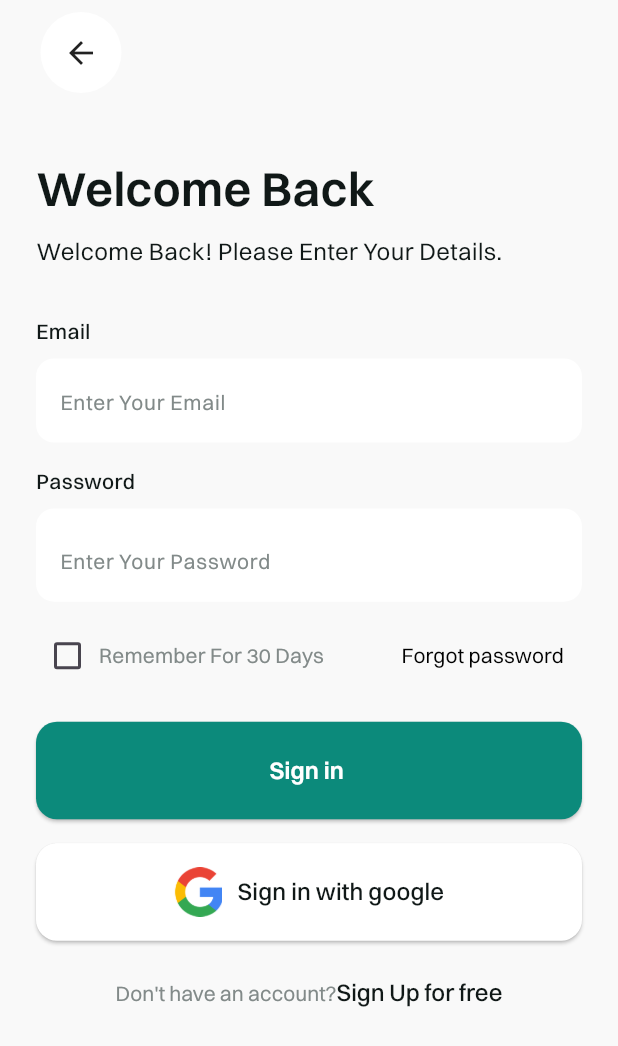
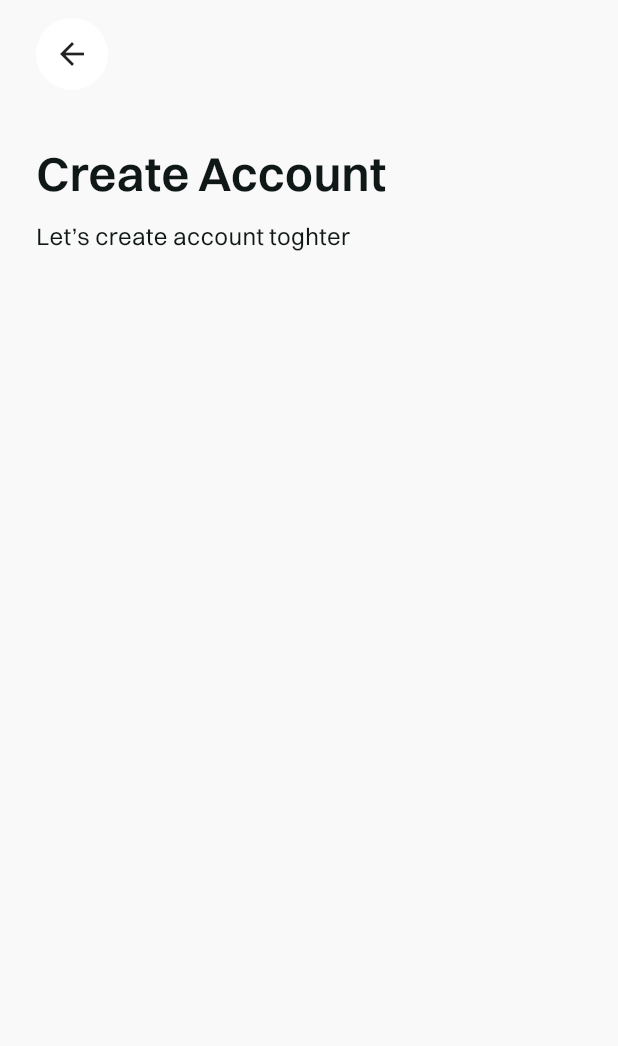
Before and after one commit to Esl4mx/Crafty_app, a Flutter app: the LoginView screen opened by its route, after a tap on an icon or button, on a phone screen of 412 x 824 dp. Shown: the top 1046 px of the screen. Run offline on Flutter 3.47's test engine with Material 3 defaults, Android fonts, the light colour scheme and no system bars; our stand-ins replace dots_indicator, shared_preferences; accounts and stored records are empty.

Commit message:
Add SignupView and related widgets, update CustomAppBar and LoginView
- Added `SignupView` and its associated body and form section widgets.
- Updated `CustomAppBar` to improve layout and spacing.
- Updated `LoginView` to include a back icon with a specified size.
- Modified `LoginViewBody` to include form validation and navigation to `SignupView`.
- Added `AuthViewHeader` for consistent header styling in authentication views.
- Updated `CustomTextFormField` to include a validator parameter.

```diff
--- a/lib/core/helper_functions/on_generate_routes.dart
+++ b/lib/core/helper_functions/on_generate_routes.dart
@@ -1,5 +1,6 @@
 import 'package:crafty_app/core/wigets/app_layout_views.dart';
 import 'package:crafty_app/features/auth/presntation/views/login_view.dart';
+import 'package:crafty_app/features/auth/presntation/views/signup_view.dart';
 import 'package:crafty_app/features/on_boarding/presntation/view/on_boarding_view.dart';
 import 'package:crafty_app/features/splash_screen/presentation/view/splash_view.dart';
 import 'package:flutter/material.dart';
@@ -18,7 +19,10 @@ Route<dynamic> onGenerateRoute(RouteSettings settings) {
       return MaterialPageRoute(
         builder: (context) => const LoginView(),
       );
-
+    case SignupView.routeName:
+      return MaterialPageRoute(
+        builder: (context) => const SignupView(),
+      );
     default:
       return MaterialPageRoute(builder: (_) => const Scaffold());
   }
--- a/lib/core/wigets/custom_app_bar.dart
+++ b/lib/core/wigets/custom_app_bar.dart
@@ -19,12 +19,15 @@ class CustomAppBar extends StatelessWidget implements PreferredSizeWidget {
   @override
   Widget build(BuildContext context) {
     return SafeArea(
-      child: Padding(
-        padding: const EdgeInsets.symmetric(
-            horizontal: kHorizontalPadding, vertical: 8),
       child: Row(
         children: [
-            CutomAppBarLeadingTrailing(onTap: leadingOnTap, child: leading),
+          Container(
+              margin: EdgeInsets.only(
+                top: 12,
+                left: 24,
+              ),
+              child: CutomAppBarLeadingTrailing(
+                  onTap: leadingOnTap, child: leading)),
           const Spacer(),
           title != null
               ? Text(title!, style: AppStyles.styleMedium24())
@@ -40,13 +43,12 @@ class CustomAppBar extends StatelessWidget implements PreferredSizeWidget {
                 ),
         ],
       ),
-      ),
     );
   }
 
   @override
   // TODO: implement preferredSize
-  Size get preferredSize => const Size(double.maxFinite, 70);
+  Size get preferredSize => const Size(double.maxFinite, 60);
 }
 
 class CutomAppBarLeadingTrailing extends StatelessWidget {
@@ -64,8 +66,9 @@ class CutomAppBarLeadingTrailing extends StatelessWidget {
     return GestureDetector(
       onTap: onTap,
       child: Container(
-        width: 60,
-        height: 60,
+        padding: const EdgeInsets.all(12),
+        // width: 60,
+        // height: 60,
         decoration:
             const BoxDecoration(color: Colors.white, shape: BoxShape.circle),
         child: child,
--- a/lib/core/wigets/custom_text_form_field.dart
+++ b/lib/core/wigets/custom_text_form_field.dart
@@ -8,13 +8,15 @@ class CustomTextFormField extends StatelessWidget {
       required this.hintText,
       this.isObscureText,
       this.keyboardType,
-      this.sufixx});
+      this.sufixx,
+      this.validator});
 
   final String title, hintText;
 
   final bool? isObscureText;
   final TextInputType? keyboardType;
   final Widget? sufixx;
+  final String? Function(String?)? validator;
 
   @override
   Widget build(BuildContext context) {
@@ -24,6 +26,7 @@ class CustomTextFormField extends StatelessWidget {
         Text(title, style: AppStyles.styleMedium14()),
         const SizedBox(height: 8),
         TextFormField(
+          validator: validator,
           keyboardType: keyboardType,
           obscureText: isObscureText ?? false,
           decoration: InputDecoration(
--- a/lib/features/auth/presntation/views/login_view.dart
+++ b/lib/features/auth/presntation/views/login_view.dart
@@ -15,7 +15,10 @@ class LoginView extends StatelessWidget {
         leadingOnTap: () {
           Navigator.pop(context);
         },
-        leading: const Icon(Icons.arrow_back),
+        leading: const Icon(
+          Icons.arrow_back,
+          size: 24,
+        ),
       ),
       body: const LoginViewBody(),
     );
--- /dev/null
+++ b/lib/features/auth/presntation/views/signup_view.dart
@@ -0,0 +1,20 @@
+import 'package:crafty_app/core/wigets/custom_app_bar.dart';
+import 'package:crafty_app/features/auth/presntation/views/widgets/signup_view_body.dart';
+import 'package:flutter/material.dart';
+
+class SignupView extends StatelessWidget {
+  const SignupView({super.key});
+
+  static const String routeName = 'signup';
+  @override
+  Widget build(BuildContext context) {
+    return Scaffold(
+      appBar: CustomAppBar(
+          leading: const Icon(Icons.arrow_back),
+          leadingOnTap: () {
+            Navigator.pop(context);
+          }),
+      body: const SignupViewBody(),
+    );
+  }
+}
--- a/lib/features/auth/presntation/views/widgets/login_view_header.dart
+++ b/lib/features/auth/presntation/views/widgets/auth_header.dart
@@ -1,9 +1,10 @@
 import 'package:crafty_app/core/utlis/app_styles.dart';
 import 'package:flutter/material.dart';
 
-class LoginViewHeader extends StatelessWidget {
-  const LoginViewHeader({super.key});
-
+class AuthViewHeader extends StatelessWidget {
+  const AuthViewHeader(
+      {super.key, required this.title, required this.subtitle});
+  final String title, subtitle;
   @override
   Widget build(BuildContext context) {
     return Padding(
@@ -12,14 +13,14 @@ class LoginViewHeader extends StatelessWidget {
         crossAxisAlignment: CrossAxisAlignment.start,
         children: [
           Text(
-            "Welcome Back",
+            title,
             style: AppStyles.styleSemiBold32(),
           ),
           const SizedBox(
             height: 8,
           ),
           Text(
-            "Welcome Back! Please Enter Your Details.",
+            subtitle,
             style: AppStyles.styleRegular16(),
           ),
         ],
--- a/lib/features/auth/presntation/views/widgets/login_view_body.dart
+++ b/lib/features/auth/presntation/views/widgets/login_view_body.dart
@@ -3,13 +3,34 @@ import 'package:crafty_app/core/utlis/app_images.dart';
 import 'package:crafty_app/core/utlis/app_styles.dart';
 import 'package:crafty_app/core/wigets/custom_button.dart';
 import 'package:crafty_app/core/wigets/custom_text_form_field.dart';
+import 'package:crafty_app/features/auth/presntation/views/signup_view.dart';
 import 'package:crafty_app/features/auth/presntation/views/widgets/check_box_section.dart';
 import 'package:crafty_app/features/auth/presntation/views/widgets/login_view_form_section.dart';
-import 'package:crafty_app/features/auth/presntation/views/widgets/login_view_header.dart';
+import 'package:crafty_app/features/auth/presntation/views/widgets/auth_header.dart';
 import 'package:flutter/material.dart';
 
-class LoginViewBody extends StatelessWidget {
+class LoginViewBody extends StatefulWidget {
   const LoginViewBody({super.key});
+
+  @override
+  State<LoginViewBody> createState() => _LoginViewBodyState();
+}
+
+class _LoginViewBodyState extends State<LoginViewBody> {
+  late GlobalKey<FormState> formKey;
+
+  @override
+  void initState() {
+    formKey = GlobalKey<FormState>();
+    super.initState();
+  }
+
+  @override
+  void dispose() {
+    formKey.currentState?.dispose();
+    super.dispose();
+  }
+
   @override
   Widget build(BuildContext context) {
     return Padding(
@@ -18,15 +39,23 @@ class LoginViewBody extends StatelessWidget {
         child: Column(
           crossAxisAlignment: CrossAxisAlignment.start,
           children: [
-            const LoginViewHeader(),
-            const LoginViewFormSection(),
+            const AuthViewHeader(
+              title: "Welcome Back",
+              subtitle: "Welcome Back! Please Enter Your Details.",
+            ),
+            Form(
+              key: formKey,
+              child: const LoginViewFormSection(),
+            ),
             const SizedBox(
               height: 12,
             ),
             const CheckBoxSection(),
             const SizedBox(height: 20),
             CustomButton(
-                onPressed: () {},
+                onPressed: () {
+                  if (formKey.currentState!.validate()) {}
+                },
                 child: Text(
                   "Sign in ",
                   style:
@@ -57,7 +86,9 @@ class LoginViewBody extends StatelessWidget {
               height: 24,
             ),
             GestureDetector(
-              onTap: () {},
+              onTap: () {
+                Navigator.of(context).pushNamed(SignupView.routeName);
+              },
               child: Center(
                 child: RichText(
                     text: TextSpan(children: [
--- a/lib/features/auth/presntation/views/widgets/login_view_form_section.dart
+++ b/lib/features/auth/presntation/views/widgets/login_view_form_section.dart
@@ -6,18 +6,24 @@ class LoginViewFormSection extends StatelessWidget {
 
   @override
   Widget build(BuildContext context) {
-    return const Column(
+    return Column(
       children: [
         CustomTextFormField(
+          validator: (val) {
+            // if (val!.isEmpty) {
+            //   return "Please Enter Your Email";
+            // }
+          },
           hintText: "Enter Your Email",
           title: "Email",
         ),
-        SizedBox(height: 16),
+        const SizedBox(height: 16),
         CustomTextFormField(
+          validator: (val) {},
           hintText: "Enter Your Password",
           title: "Password",
           isObscureText: true,
-          sufixx: Icon(
+          sufixx: const Icon(
             Icons.remove_red_eye_rounded,
             color: Color(0xffC9CECF),
           ),
--- /dev/null
+++ b/lib/features/auth/presntation/views/widgets/signup_view_body.dart
@@ -0,0 +1,24 @@
+import 'package:crafty_app/constants.dart';
+import 'package:crafty_app/features/auth/presntation/views/widgets/auth_header.dart';
+import 'package:flutter/material.dart';
+
+class SignupViewBody extends StatelessWidget {
+  const SignupViewBody({super.key});
+
+  @override
+  Widget build(BuildContext context) {
+    return const Padding(
+      padding: EdgeInsets.symmetric(horizontal: kHorizontalPadding),
+      child: SingleChildScrollView(
+        child: Column(
+          children: [
+            AuthViewHeader(
+              title: "Create Account",
+              subtitle: "Let’s create account toghter",
+            ),
+          ],
+        ),
+      ),
+    );
+  }
+}
--- /dev/null
+++ b/lib/features/auth/presntation/views/widgets/signup_view_form_section.dart
@@ -0,0 +1,10 @@
+import 'package:flutter/material.dart';
+
+class SignupViewFormSection extends StatelessWidget {
+  const SignupViewFormSection({super.key});
+
+  @override
+  Widget build(BuildContext context) {
+    return Column();
+  }
+}
```
Lines whose indentation alone changed are shown as unchanged.
